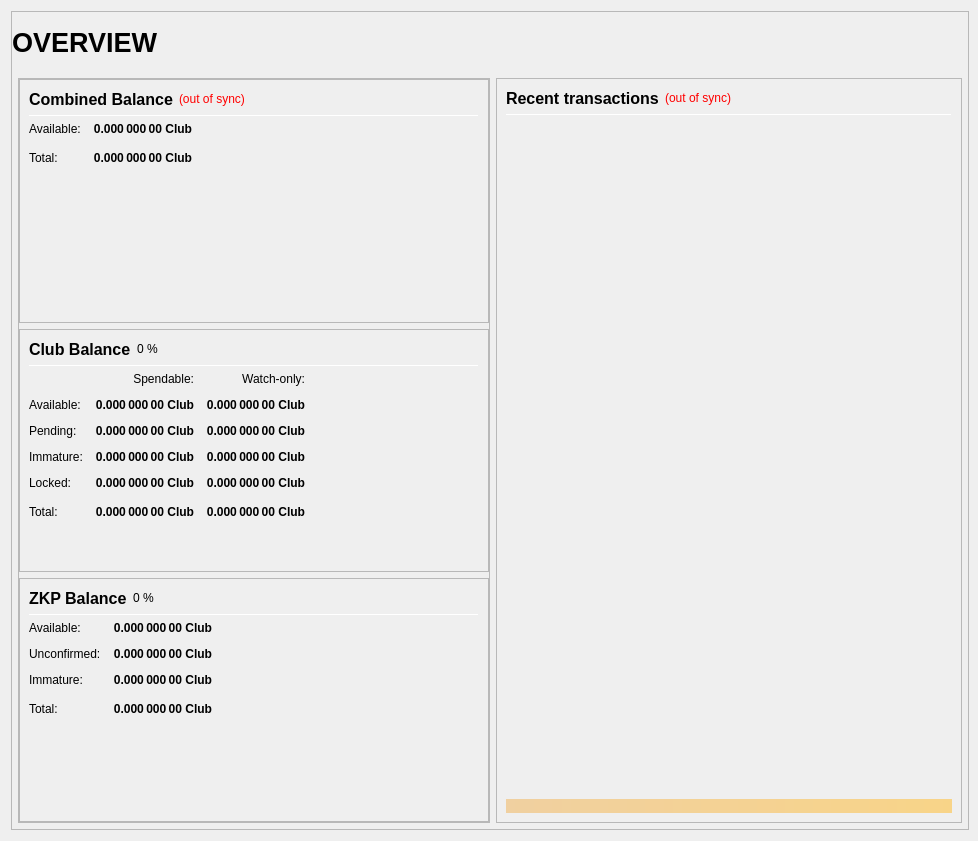
Above: src/qt/forms/overviewpage.ui from jonspock/tessa before the change. Below: the same form after it.
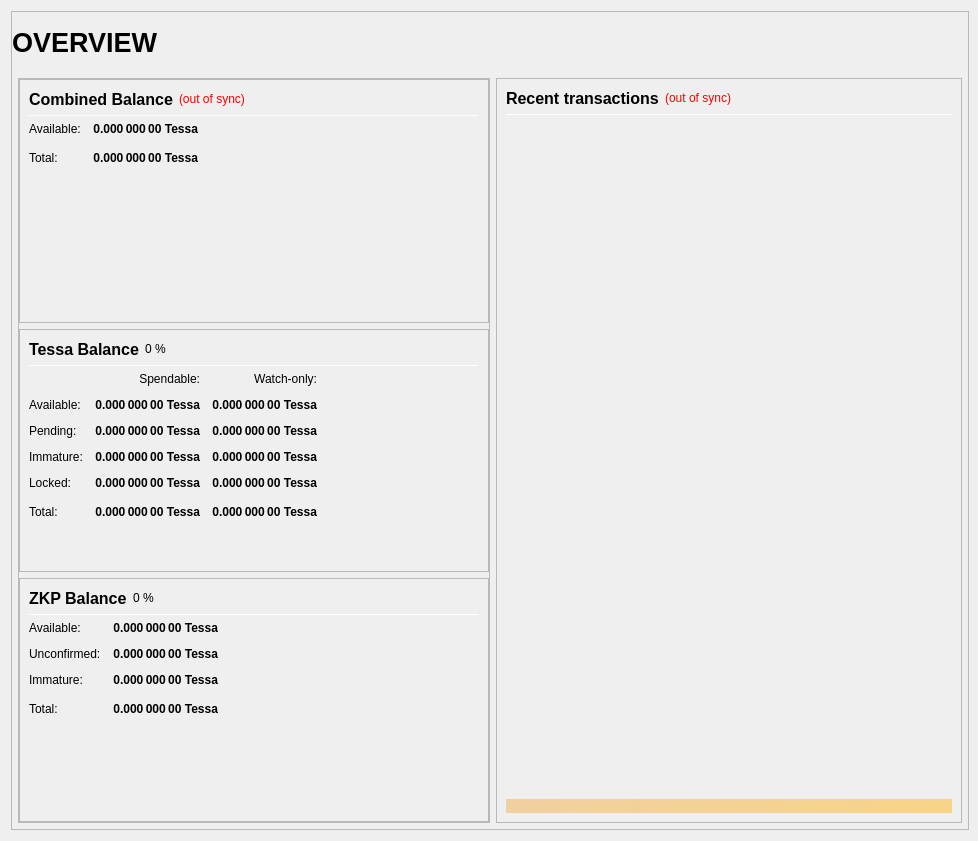
That is the form after the change.

Patch:
```diff
--- a/src/qt/forms/overviewpage.ui
+++ b/src/qt/forms/overviewpage.ui
@@ -333,7 +333,7 @@
                           <string>Your current spendable balance</string>
                          </property>
                          <property name="text">
-                          <string notr="true">0.000 000 00 Club</string>
+                          <string notr="true">0.000 000 00 Tessa</string>
                          </property>
                          <property name="alignment">
                           <set>Qt::AlignRight|Qt::AlignTrailing|Qt::AlignVCenter</set>
@@ -365,7 +365,7 @@
                           <string>Total Balance, including all unavailable coins.</string>
                          </property>
                          <property name="text">
-                          <string notr="true">0.000 000 00 Club</string>
+                          <string notr="true">0.000 000 00 Tessa</string>
                          </property>
                          <property name="alignment">
                           <set>Qt::AlignRight|Qt::AlignTrailing|Qt::AlignVCenter</set>
@@ -433,7 +433,7 @@
                           </font>
                          </property>
                          <property name="text">
-                          <string>Club Balance</string>
+                          <string>Tessa Balance</string>
                          </property>
                         </widget>
                        </item>
@@ -525,7 +525,7 @@
                           <string>Your current spendable balance</string>
                          </property>
                          <property name="text">
-                          <string notr="true">0.000 000 00 Club</string>
+                          <string notr="true">0.000 000 00 Tessa</string>
                          </property>
                          <property name="alignment">
                           <set>Qt::AlignRight|Qt::AlignTrailing|Qt::AlignVCenter</set>
@@ -550,7 +550,7 @@
                           <string>Your current balance in watch-only addresses</string>
                          </property>
                          <property name="text">
-                          <string notr="true">0.000 000 00 Club</string>
+                          <string notr="true">0.000 000 00 Tessa</string>
                          </property>
                          <property name="alignment">
                           <set>Qt::AlignRight|Qt::AlignTrailing|Qt::AlignVCenter</set>
@@ -582,7 +582,7 @@
                           <string>Total of transactions that have yet to be confirmed, and do not yet count toward the spendable balance</string>
                          </property>
                          <property name="text">
-                          <string notr="true">0.000 000 00 Club</string>
+                          <string notr="true">0.000 000 00 Tessa</string>
                          </property>
                          <property name="alignment">
                           <set>Qt::AlignRight|Qt::AlignTrailing|Qt::AlignVCenter</set>
@@ -607,7 +607,7 @@
                           <string>Unconfirmed transactions to watch-only addresses</string>
                          </property>
                          <property name="text">
-                          <string notr="true">0.000 000 00 Club</string>
+                          <string notr="true">0.000 000 00 Tessa</string>
                          </property>
                          <property name="alignment">
                           <set>Qt::AlignRight|Qt::AlignTrailing|Qt::AlignVCenter</set>
@@ -639,7 +639,7 @@
                           <string>Staked or masternode rewards that has not yet matured</string>
                          </property>
                          <property name="text">
-                          <string notr="true">0.000 000 00 Club</string>
+                          <string notr="true">0.000 000 00 Tessa</string>
                          </property>
                          <property name="alignment">
                           <set>Qt::AlignRight|Qt::AlignTrailing|Qt::AlignVCenter</set>
@@ -664,7 +664,7 @@
                           <string>Staked or masternode rewards in watch-only addresses that has not yet matured</string>
                          </property>
                          <property name="text">
-                          <string notr="true">0.000 000 00 Club</string>
+                          <string notr="true">0.000 000 00 Tessa</string>
                          </property>
                          <property name="alignment">
                           <set>Qt::AlignRight|Qt::AlignTrailing|Qt::AlignVCenter</set>
@@ -699,7 +699,7 @@
                           <string>Locked Club collaterals. These are excluded from ZKP minting.</string>
                          </property>
                          <property name="text">
-                          <string notr="true">0.000 000 00 Club</string>
+                          <string notr="true">0.000 000 00 Tessa</string>
                          </property>
                          <property name="alignment">
                           <set>Qt::AlignRight|Qt::AlignTrailing|Qt::AlignVCenter</set>
@@ -724,7 +724,7 @@
                           <string>Current locked balance in watch-only addresses</string>
                          </property>
                          <property name="text">
-                          <string notr="true">0.000 000 00 Club</string>
+                          <string notr="true">0.000 000 00 Tessa</string>
                          </property>
                          <property name="alignment">
                           <set>Qt::AlignRight|Qt::AlignTrailing|Qt::AlignVCenter</set>
@@ -759,7 +759,7 @@
                           <string>Your current Club balance, unconfirmed and immature transactions included</string>
                          </property>
                          <property name="text">
-                          <string notr="true">0.000 000 00 Club</string>
+                          <string notr="true">0.000 000 00 Tessa</string>
                          </property>
                          <property name="alignment">
                           <set>Qt::AlignRight|Qt::AlignTrailing|Qt::AlignVCenter</set>
@@ -784,7 +784,7 @@
                           <string>Current total balance in watch-only addresses</string>
                          </property>
                          <property name="text">
-                          <string notr="true">0.000 000 00 Club</string>
+                          <string notr="true">0.000 000 00 Tessa</string>
                          </property>
                          <property name="alignment">
                           <set>Qt::AlignRight|Qt::AlignTrailing|Qt::AlignVCenter</set>
@@ -926,7 +926,7 @@
 These ZKP are spendable.</string>
                          </property>
                          <property name="text">
-                          <string notr="true">0.000 000 00 Club</string>
+                          <string notr="true">0.000 000 00 Tessa</string>
                          </property>
                          <property name="alignment">
                           <set>Qt::AlignRight|Qt::AlignTrailing|Qt::AlignVCenter</set>
@@ -957,7 +957,7 @@
 Immature: confirmed, but less than 1 mint of the same denomination after it was minted</string>
                          </property>
                          <property name="text">
-                          <string notr="true">0.000 000 00 Club</string>
+                          <string notr="true">0.000 000 00 Tessa</string>
                          </property>
                          <property name="alignment">
                           <set>Qt::AlignRight|Qt::AlignTrailing|Qt::AlignVCenter</set>
@@ -988,7 +988,7 @@
 Immature: confirmed, but less than 1 mint of the same denomination after it was minted</string>
                          </property>
                          <property name="text">
-                          <string notr="true">0.000 000 00 Club</string>
+                          <string notr="true">0.000 000 00 Tessa</string>
                          </property>
                          <property name="alignment">
                           <set>Qt::AlignRight|Qt::AlignTrailing|Qt::AlignVCenter</set>
@@ -1020,7 +1020,7 @@
                           <string>Your current ZKP balance, unconfirmed and immature ZKP included.</string>
                          </property>
                          <property name="text">
-                          <string notr="true">0.000 000 00 Club</string>
+                          <string notr="true">0.000 000 00 Tessa</string>
                          </property>
                          <property name="alignment">
                           <set>Qt::AlignRight|Qt::AlignTrailing|Qt::AlignVCenter</set>
```
Left out of the diff: 14 changed lines with no effect on the pictures.
